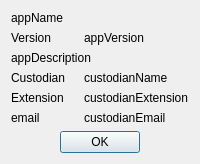
Above: src/AboutDialog.ui from tio-browse/tio-browse before the change. Below: the same form after it.
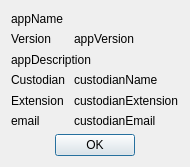
That is the form after the change.

What changed in the file:
```diff
--- a/src/AboutDialog.ui
+++ b/src/AboutDialog.ui
@@ -7,7 +7,7 @@
 <x>0</x>
 <y>0</y>
 <width>190</width>
-<height>167></height>
+<height>167</height>
 </rect>
 </property>
 
@@ -36,7 +36,7 @@
 </item>
 
 <item row="0" column="0" colspan="2">
-<widget class="QLabel" name="appVersionLabel">
+<widget class="QLabel" name="appNameLabel">
 <property name="text">
 <string>appName</string>
 </property>
```
Left out of the diff: 2 changed lines with no effect on the pictures.
